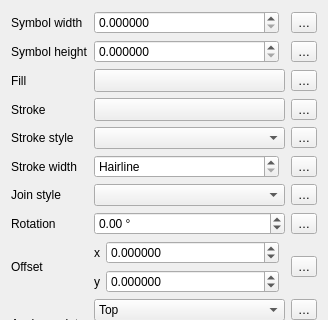
Old version of the form src/ui/symbollayer/widget_ellipse.ui in the repository qgis/QGIS; both pictures show x 0 to 328 and y 0 to 320 of the 328 by 680 pixel window.
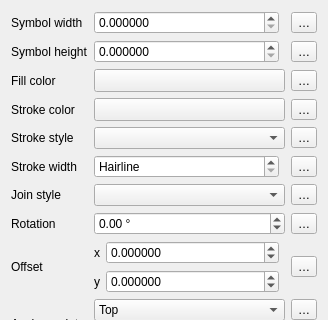
New version of the form. Custom widgets are drawn as their Qt base class.

```diff
--- a/src/ui/symbollayer/widget_ellipse.ui
+++ b/src/ui/symbollayer/widget_ellipse.ui
@@ -320,7 +320,7 @@
       </sizepolicy>
      </property>
      <property name="text">
-      <string>Fill</string>
+      <string>Fill color</string>
      </property>
      <property name="buddy">
       <cstring>btnChangeColorFill</cstring>
@@ -470,7 +470,7 @@
       </sizepolicy>
      </property>
      <property name="text">
-      <string>Stroke</string>
+      <string>Stroke color</string>
      </property>
      <property name="buddy">
       <cstring>btnChangeColorStroke</cstring>
```
